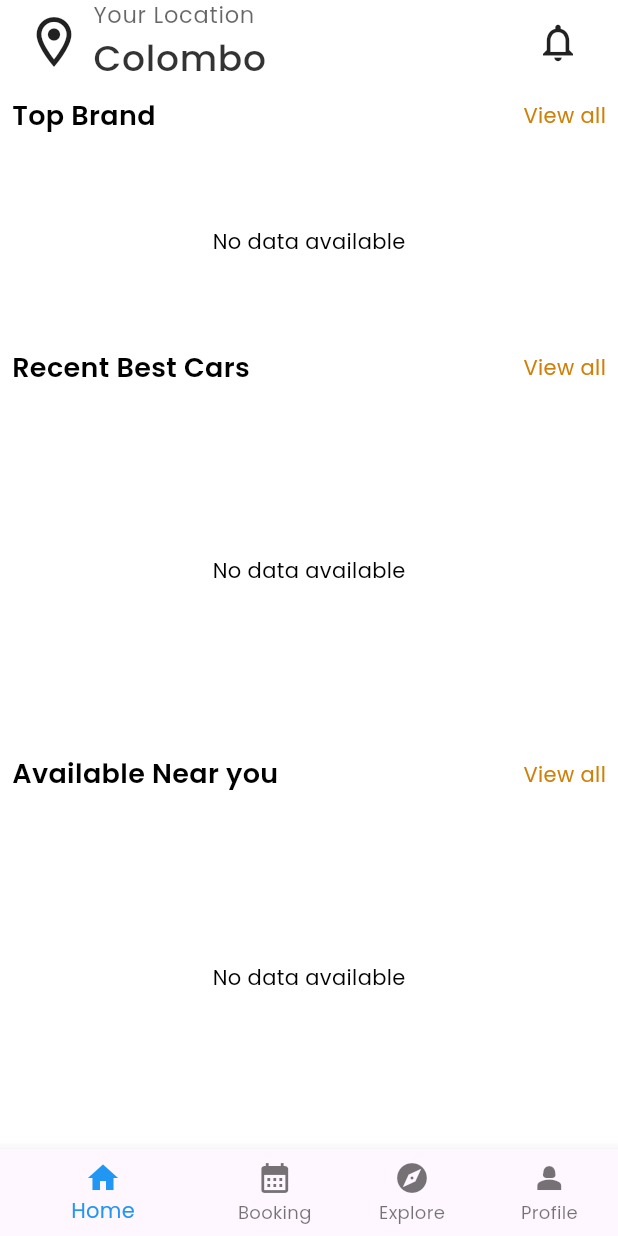
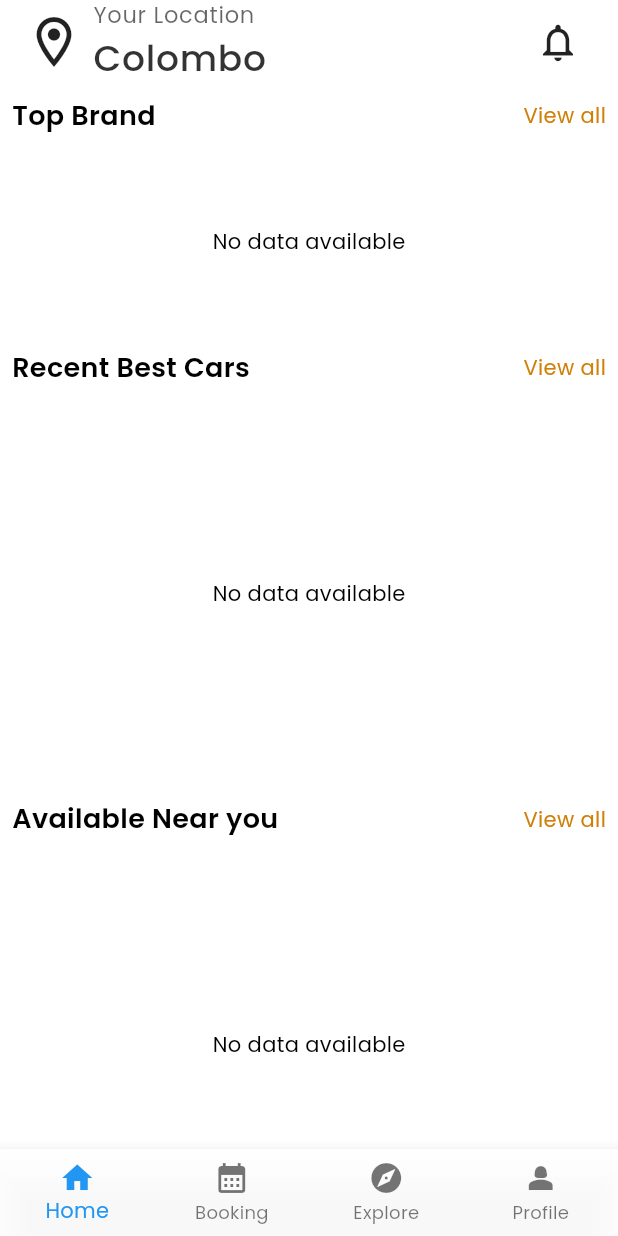
Before and after one commit to gnklakshan/KarConnect, a Flutter app: the BottomNavigationBarCustom screen opened directly, on a phone screen of 412 x 824 dp. Run offline on Flutter 3.47's test engine with Material 3 defaults, Android fonts, the light colour scheme and no system bars; our stand-ins replace cloud_firestore, firebase_auth, firebase_core, get, get_storage, iconsax and 2 more; accounts and stored records are empty.

Commit message:
Refine design

```diff
--- a/lib/backend/data_retrieve/vehicle_card_dynamicList.dart
+++ b/lib/backend/data_retrieve/vehicle_card_dynamicList.dart
@@ -85,7 +85,7 @@ class _vehicle_card_listState extends State<vehicle_card_list> {
   @override
   Widget build(BuildContext context) {
     return Container(
-      height: 215,
+      height: 245,
       child: FutureBuilder<List<Map<String, dynamic>>>(
         future:
             CollectionDataService().get_collection_data(widget.collectionName),
--- a/lib/features/bottomNavigationBar/bottomNavBar.dart
+++ b/lib/features/bottomNavigationBar/bottomNavBar.dart
@@ -70,6 +70,10 @@ class _BottomNavigationBarCustomState extends State<BottomNavigationBarCustom> {
           unselectedItemColor: isDarkMode
               ? darkTheme.unselectedWidgetColor
               : lightTheme.unselectedWidgetColor,
+          type: BottomNavigationBarType.fixed,
+          backgroundColor: isDarkMode
+              ? Color.fromARGB(132, 43, 42, 42)
+              : lightTheme.scaffoldBackgroundColor.withOpacity(0.9),
           showUnselectedLabels: true,
           onTap: _onItemTapped,
         ),
--- a/lib/utils/theme/theme.dart
+++ b/lib/utils/theme/theme.dart
@@ -25,6 +25,7 @@ class TAppTheme {
       bottomSheetTheme: TBottomSheetTheme.lightBottomSheetThemeData,
       outlinedButtonTheme: TOutlinedButtonTheme.lightOutlinedButtonTheme,
       inputDecorationTheme: TTextFormFieldTheme.lightInputDecorationTheme);
+
   static ThemeData darkTheme = ThemeData(
       useMaterial3: true,
       fontFamily: 'Poppins',
```
Also changed, not shown: lib/features/dashboard/widgets_class/vehicleCard.dart (+36 -12 lines).
